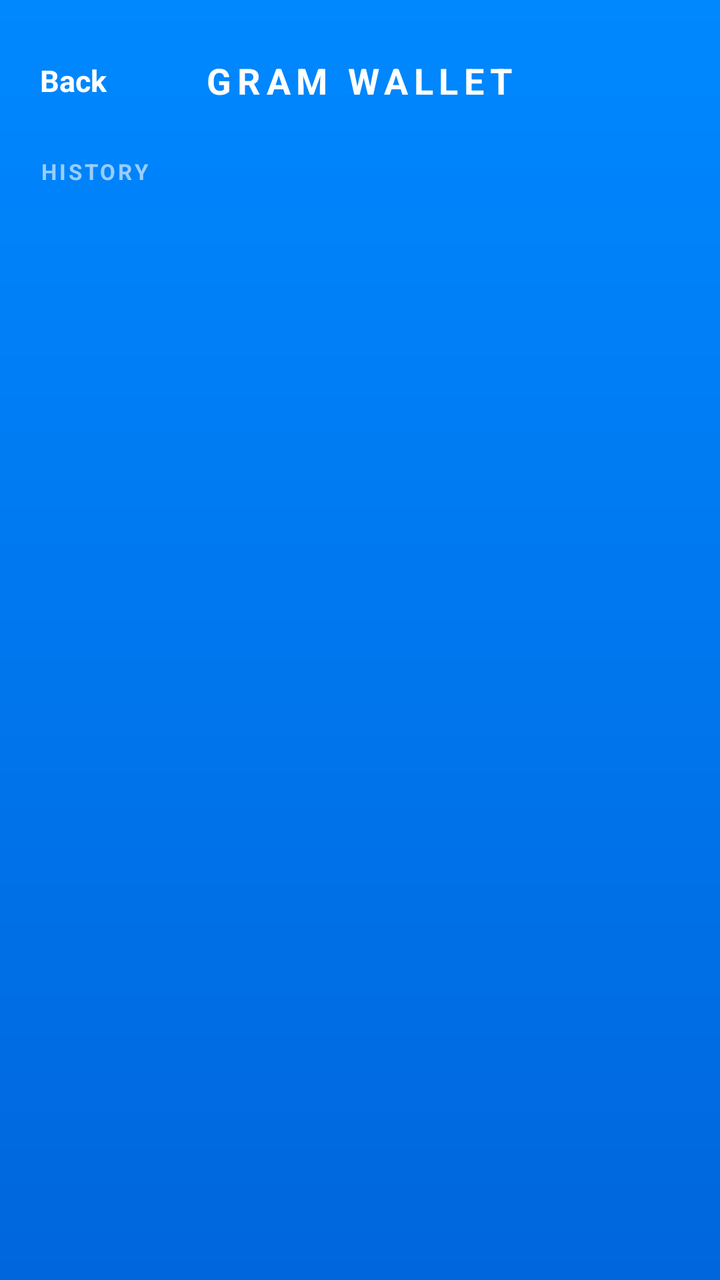
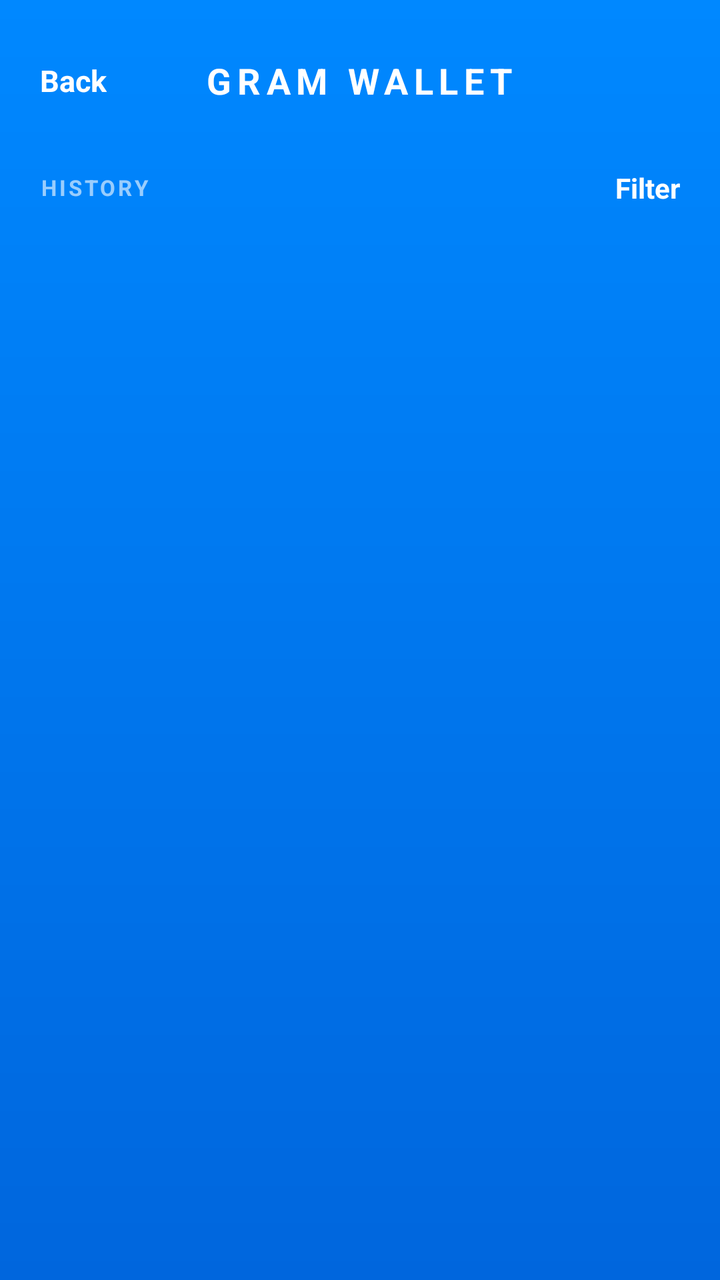

Before-and-after screenshots of an Android layout around one commit, followed by the original layout XML and the change that was made.
<!-- AndroidManifest.xml: application theme AppTheme -->
<!-- res/layout/activity_history.xml -->
<?xml version="1.0" encoding="utf-8"?>
<LinearLayout xmlns:android="http://schemas.android.com/apk/res/android" android:id="@+id/history_root" android:layout_width="match_parent" android:layout_height="match_parent" android:background="@drawable/app_bg" android:orientation="vertical" android:paddingStart="20dp" android:paddingTop="20dp" android:paddingEnd="20dp" android:paddingBottom="16dp"><FrameLayout android:layout_width="match_parent" android:layout_height="wrap_content"><TextView android:id="@+id/history_back" android:layout_width="wrap_content" android:layout_height="wrap_content" android:layout_gravity="start|center_vertical" android:background="@android:color/transparent" android:clickable="true" android:focusable="true" android:paddingTop="10dp" android:paddingEnd="16dp" android:paddingBottom="10dp" android:text="@string/back" android:textColor="@color/white" android:textSize="15sp" android:textStyle="bold" /><TextView android:layout_width="wrap_content" android:layout_height="wrap_content" android:layout_gravity="center" android:letterSpacing="0.16" android:text="@string/header_logo" android:textColor="#FFFFFFFF" android:textSize="18sp" android:textStyle="bold" /></FrameLayout><TextView android:layout_width="match_parent" android:layout_height="wrap_content" android:layout_marginTop="18dp" android:letterSpacing="0.12" android:text="@string/history_title" android:textColor="#99FFFFFF" android:textSize="11sp" android:textStyle="bold" /><TextView android:id="@+id/history_status" android:layout_width="match_parent" android:layout_height="wrap_content" android:layout_marginTop="10dp" android:gravity="center" android:lineSpacingExtra="2dp" android:textColor="#FFFFFFFF" android:textSize="13sp" android:visibility="gone" /><ProgressBar android:id="@+id/history_progress" android:layout_width="wrap_content" android:layout_height="wrap_content" android:layout_gravity="center_horizontal" android:layout_marginTop="24dp" android:indeterminateTint="@color/white" /><FrameLayout android:layout_width="match_parent" android:layout_height="0dp" android:layout_marginTop="10dp" android:layout_weight="1"><ListView android:id="@+id/history_list" android:layout_width="match_parent" android:layout_height="match_parent" android:clipToPadding="false" android:divider="@android:color/transparent" android:dividerHeight="10dp" android:listSelector="@android:color/transparent" android:paddingTop="4dp" android:paddingBottom="8dp" android:scrollbars="none" /><View android:layout_width="match_parent" android:layout_height="84dp" android:layout_gravity="top" android:background="@drawable/history_fade_top" android:clickable="false" android:focusable="false" /><View android:layout_width="match_parent" android:layout_height="84dp" android:layout_gravity="bottom" android:background="@drawable/history_fade_bottom" android:clickable="false" android:focusable="false" /></FrameLayout></LinearLayout>
<!-- resources referenced by this layout -->
<resources>
  <color name="white">#FFFFFF</color>
  <!-- drawable app_bg (drawable) -->
  <?xml version="1.0" encoding="utf-8"?>
  <shape xmlns:android="http://schemas.android.com/apk/res/android" android:shape="rectangle"><gradient android:angle="270" android:endColor="@color/app_bg_end" android:startColor="@color/app_bg_start" android:type="linear" /></shape>
  <!-- drawable history_fade_bottom (drawable) -->
  <?xml version="1.0" encoding="utf-8"?>
  <shape xmlns:android="http://schemas.android.com/apk/res/android" android:shape="rectangle"><gradient android:angle="90" android:type="linear"><item android:color="#FF0066DD" android:offset="0.10" /><item android:color="#BF0066DD" android:offset="0.40" /><item android:color="#590066DD" android:offset="0.70" /><item android:color="#000066DD" android:offset="1" /></gradient></shape>
  <!-- drawable history_fade_top (drawable) -->
  <?xml version="1.0" encoding="utf-8"?>
  <shape xmlns:android="http://schemas.android.com/apk/res/android" android:shape="rectangle"><gradient android:angle="270" android:type="linear"><item android:color="#FF0088FF" android:offset="0.10" /><item android:color="#BF0088FF" android:offset="0.40" /><item android:color="#590088FF" android:offset="0.70" /><item android:color="#000088FF" android:offset="1" /></gradient></shape>
  <string name="back">Back</string>
  <string name="header_logo">GRAM WALLET</string>
  <string name="history_title">HISTORY</string>
  <style name="AppTheme" parent="android:Theme.Material.NoActionBar"><item name="android:windowBackground">@drawable/app_bg</item><item name="android:windowDrawsSystemBarBackgrounds">true</item><item name="android:statusBarColor">@android:color/transparent</item><item name="android:navigationBarColor">@android:color/transparent</item><item name="android:windowLightStatusBar">false</item><item name="android:windowLightNavigationBar">false</item><item name="android:colorAccent">@color/white</item></style>
  <color name="app_bg_end">#0066DD</color>
  <color name="app_bg_start">#0088FF</color>
</resources>

<!-- the commit's change to res/layout/activity_history.xml (unified diff, before → after) -->
@@ -1,2 +1,19 @@
 <?xml version="1.0" encoding="utf-8"?>
-<LinearLayout xmlns:android="http://schemas.android.com/apk/res/android" android:id="@+id/history_root" android:layout_width="match_parent" android:layout_height="match_parent" android:background="@drawable/app_bg" android:orientation="vertical" android:paddingStart="20dp" android:paddingTop="20dp" android:paddingEnd="20dp" android:paddingBottom="16dp"><FrameLayout android:layout_width="match_parent" android:layout_height="wrap_content"><TextView android:id="@+id/history_back" android:layout_width="wrap_content" android:layout_height="wrap_content" android:layout_gravity="start|center_vertical" android:background="@android:color/transparent" android:clickable="true" android:focusable="true" android:paddingTop="10dp" android:paddingEnd="16dp" android:paddingBottom="10dp" android:text="@string/back" android:textColor="@color/white" android:textSize="15sp" android:textStyle="bold" /><TextView android:layout_width="wrap_content" android:layout_height="wrap_content" android:layout_gravity="center" android:letterSpacing="0.16" android:text="@string/header_logo" android:textColor="#FFFFFFFF" android:textSize="18sp" android:textStyle="bold" /></FrameLayout><TextView android:layout_width="match_parent" android:layout_height="wrap_content" android:layout_marginTop="18dp" android:letterSpacing="0.12" android:text="@string/history_title" android:textColor="#99FFFFFF" android:textSize="11sp" android:textStyle="bold" /><TextView android:id="@+id/history_status" android:layout_width="match_parent" android:layout_height="wrap_content" android:layout_marginTop="10dp" android:gravity="center" android:lineSpacingExtra="2dp" android:textColor="#FFFFFFFF" android:textSize="13sp" android:visibility="gone" /><ProgressBar android:id="@+id/history_progress" android:layout_width="wrap_content" android:layout_height="wrap_content" android:layout_gravity="center_horizontal" android:layout_marginTop="24dp" android:indeterminateTint="@color/white" /><FrameLayout android:layout_width="match_parent" android:layout_height="0dp" android:layout_marginTop="10dp" android:layout_weight="1"><ListView android:id="@+id/history_list" android:layout_width="match_parent" android:layout_height="match_parent" android:clipToPadding="false" android:divider="@android:color/transparent" android:dividerHeight="10dp" android:listSelector="@android:color/transparent" android:paddingTop="4dp" android:paddingBottom="8dp" android:scrollbars="none" /><View android:layout_width="match_parent" android:layout_height="84dp" android:layout_gravity="top" android:background="@drawable/history_fade_top" android:clickable="false" android:focusable="false" /><View android:layout_width="match_parent" android:layout_height="84dp" android:layout_gravity="bottom" android:background="@drawable/history_fade_bottom" android:clickable="false" android:focusable="false" /></FrameLayout></LinearLayout>
+<LinearLayout xmlns:android="http://schemas.android.com/apk/res/android" android:id="@+id/history_root" android:layout_width="match_parent" android:layout_height="match_parent" android:background="@drawable/app_bg" android:orientation="vertical" android:paddingStart="20dp" android:paddingTop="20dp" android:paddingEnd="20dp" android:paddingBottom="16dp">
+    <FrameLayout android:layout_width="match_parent" android:layout_height="wrap_content">
+        <TextView android:id="@+id/history_back" android:layout_width="wrap_content" android:layout_height="wrap_content" android:layout_gravity="start|center_vertical" android:background="@android:color/transparent" android:clickable="true" android:focusable="true" android:paddingTop="10dp" android:paddingEnd="16dp" android:paddingBottom="10dp" android:text="@string/back" android:textColor="@color/white" android:textSize="15sp" android:textStyle="bold" />
+        <TextView android:layout_width="wrap_content" android:layout_height="wrap_content" android:layout_gravity="center" android:letterSpacing="0.16" android:text="@string/header_logo" android:textColor="#FFFFFFFF" android:textSize="18sp" android:textStyle="bold" />
+    </FrameLayout>
+    <LinearLayout android:layout_width="match_parent" android:layout_height="wrap_content" android:layout_marginTop="18dp" android:gravity="center_vertical" android:orientation="horizontal">
+        <TextView android:layout_width="0dp" android:layout_height="wrap_content" android:layout_weight="1" android:letterSpacing="0.12" android:text="@string/history_title" android:textColor="#99FFFFFF" android:textSize="11sp" android:textStyle="bold" />
+        <TextView android:id="@+id/history_filter" android:layout_width="wrap_content" android:layout_height="wrap_content" android:background="?android:attr/selectableItemBackgroundBorderless" android:clickable="true" android:focusable="true" android:paddingStart="8dp" android:paddingTop="6dp" android:paddingEnd="0dp" android:paddingBottom="6dp" android:text="@string/filter_title" android:textColor="@color/white" android:textSize="14sp" android:textStyle="bold" />
+    </LinearLayout>
+    <TextView android:id="@+id/history_spam_banner" android:layout_width="match_parent" android:layout_height="wrap_content" android:layout_marginTop="10dp" android:background="@drawable/history_banner_bg" android:padding="12dp" android:textColor="#FFFFFFFF" android:textSize="13sp" android:visibility="gone" />
+    <TextView android:id="@+id/history_status" android:layout_width="match_parent" android:layout_height="wrap_content" android:layout_marginTop="10dp" android:gravity="center" android:lineSpacingExtra="2dp" android:textColor="#FFFFFFFF" android:textSize="13sp" android:visibility="gone" />
+    <ProgressBar android:id="@+id/history_progress" android:layout_width="wrap_content" android:layout_height="wrap_content" android:layout_gravity="center_horizontal" android:layout_marginTop="24dp" android:indeterminateTint="@color/white" />
+    <FrameLayout android:layout_width="match_parent" android:layout_height="0dp" android:layout_marginTop="10dp" android:layout_weight="1">
+        <ListView android:id="@+id/history_list" android:layout_width="match_parent" android:layout_height="match_parent" android:clipToPadding="false" android:divider="@android:color/transparent" android:dividerHeight="10dp" android:listSelector="@android:color/transparent" android:paddingTop="4dp" android:paddingBottom="8dp" android:scrollbars="none" />
+        <View android:layout_width="match_parent" android:layout_height="84dp" android:layout_gravity="top" android:background="@drawable/history_fade_top" android:clickable="false" android:focusable="false" />
+        <View android:layout_width="match_parent" android:layout_height="84dp" android:layout_gravity="bottom" android:background="@drawable/history_fade_bottom" android:clickable="false" android:focusable="false" />
+    </FrameLayout>
+</LinearLayout>
<!-- resource entries referenced after the edit -->
@@ -4,6 +4,9 @@
   <!-- drawable app_bg (drawable) -->
   <?xml version="1.0" encoding="utf-8"?>
   <shape xmlns:android="http://schemas.android.com/apk/res/android" android:shape="rectangle"><gradient android:angle="270" android:endColor="@color/app_bg_end" android:startColor="@color/app_bg_start" android:type="linear" /></shape>
+  <!-- drawable history_banner_bg (drawable) -->
+  <?xml version="1.0" encoding="utf-8"?>
+  <shape xmlns:android="http://schemas.android.com/apk/res/android" android:shape="rectangle"><solid android:color="#33FFFFFF" /><stroke android:width="1dp" android:color="#66FFFFFF" /><corners android:radius="14dp" /></shape>
   <!-- drawable history_fade_bottom (drawable) -->
   <?xml version="1.0" encoding="utf-8"?>
   <shape xmlns:android="http://schemas.android.com/apk/res/android" android:shape="rectangle"><gradient android:angle="90" android:type="linear"><item android:color="#FF0066DD" android:offset="0.10" /><item android:color="#BF0066DD" android:offset="0.40" /><item android:color="#590066DD" android:offset="0.70" /><item android:color="#000066DD" android:offset="1" /></gradient></shape>
@@ -11,6 +14,7 @@
   <?xml version="1.0" encoding="utf-8"?>
   <shape xmlns:android="http://schemas.android.com/apk/res/android" android:shape="rectangle"><gradient android:angle="270" android:type="linear"><item android:color="#FF0088FF" android:offset="0.10" /><item android:color="#BF0088FF" android:offset="0.40" /><item android:color="#590088FF" android:offset="0.70" /><item android:color="#000088FF" android:offset="1" /></gradient></shape>
   <string name="back">Back</string>
+  <string name="filter_title">Filter</string>
   <string name="header_logo">GRAM WALLET</string>
   <string name="history_title">HISTORY</string>
   <style name="AppTheme" parent="android:Theme.Material.NoActionBar"><item name="android:windowBackground">@drawable/app_bg</item><item name="android:windowDrawsSystemBarBackgrounds">true</item><item name="android:statusBarColor">@android:color/transparent</item><item name="android:navigationBarColor">@android:color/transparent</item><item name="android:windowLightStatusBar">false</item><item name="android:windowLightNavigationBar">false</item><item name="android:colorAccent">@color/white</item></style>
